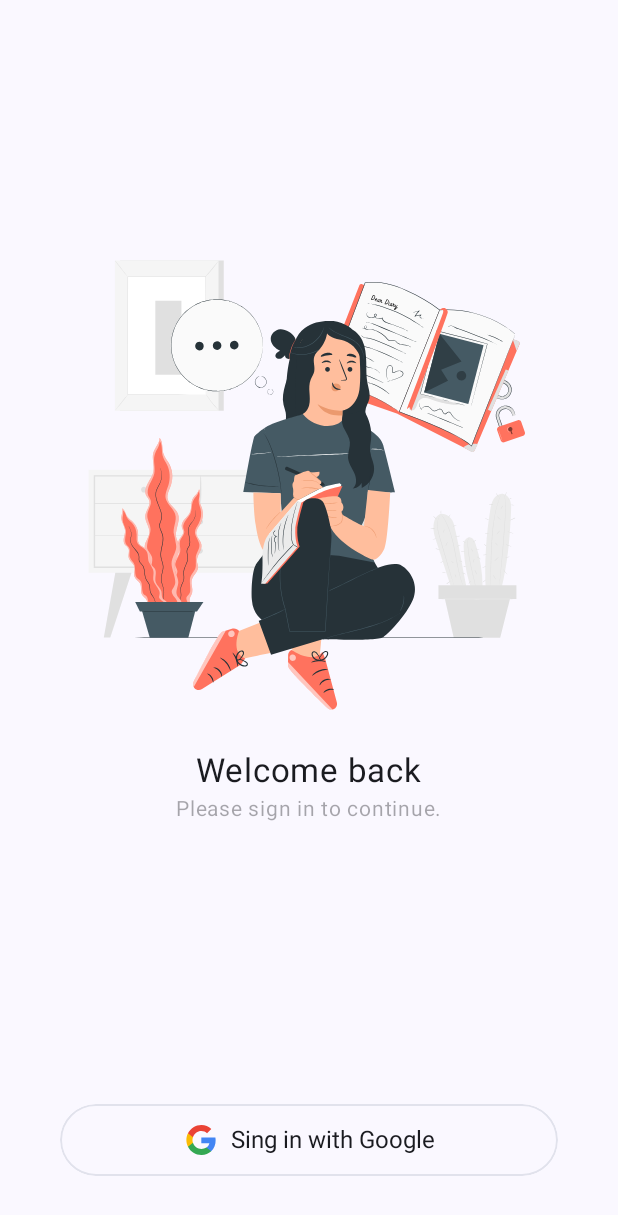
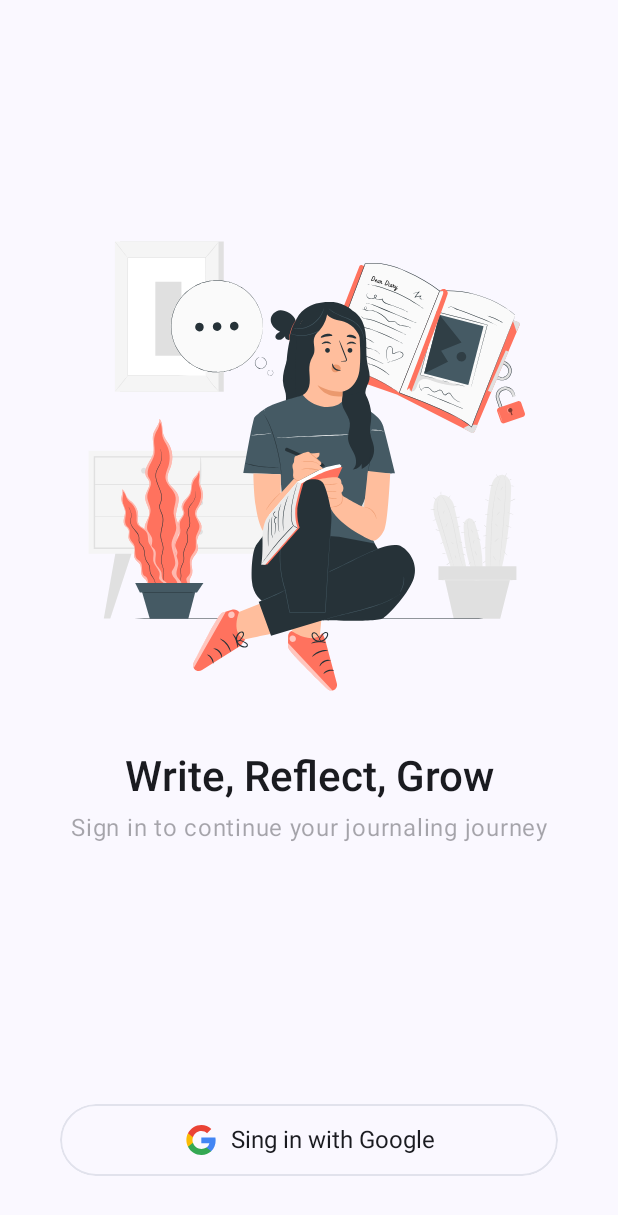
Before and after one commit to Hiten24/Journal, an Android app built with Jetpack Compose: the composable AuthenticationContent shown on its own in the app's theme, on a phone screen of 412 x 824 dp. Shown: the top 1215 px of the screen. Run offline under Robolectric (Android 15) with nearby library versions, the phone set to English and light mode, and no system bars.

Commit message:
updated tagline on AuthScreen

```diff
--- a/feature/auth/src/main/java/com/hcapps/auth/AuthenticationContent.kt
+++ b/feature/auth/src/main/java/com/hcapps/auth/AuthenticationContent.kt
@@ -14,6 +14,7 @@ import androidx.compose.ui.Alignment
 import androidx.compose.ui.Modifier
 import androidx.compose.ui.res.painterResource
 import androidx.compose.ui.res.stringResource
+import androidx.compose.ui.text.font.FontWeight
 import androidx.compose.ui.unit.dp
 import com.hcapps.ui.components.GoogleButton
 
@@ -44,15 +45,17 @@ fun AuthenticationContent(
                     painter = painterResource(id = R.drawable.journal_illustration),
                     contentDescription = "Google logo"
                 )
-                Spacer(modifier = Modifier.height(20.dp))
+                Spacer(modifier = Modifier.height(32.dp))
                 Text(
-                    text = stringResource(R.string.auth_title),
-                    fontSize = MaterialTheme.typography.titleLarge.fontSize
+                    text = stringResource(id = R.string.auth_title),
+                    style = MaterialTheme.typography.headlineMedium,
+                    fontWeight = FontWeight.Medium
                 )
+                Spacer(modifier = Modifier.height(4.dp))
                 Text(
                     color = MaterialTheme.colorScheme.onSurface.copy(alpha = 0.38f),
                     text = stringResource(R.string.auth_subtitle),
-                    fontSize = MaterialTheme.typography.bodyMedium.fontSize
+                    fontSize = MaterialTheme.typography.bodyLarge.fontSize
                 )
             }
             Column(
--- a/feature/auth/src/main/res/values/strings.xml
+++ b/feature/auth/src/main/res/values/strings.xml
@@ -1,5 +1,5 @@
 <resources>
     <string name="app_name">Journal</string>
-    <string name="auth_title">Welcome back</string>
-    <string name="auth_subtitle">Please sign in to continue.</string>
+    <string name="auth_title">Write, Reflect, Grow</string>
+    <string name="auth_subtitle">Sign in to continue your journaling journey</string>
 </resources>
```
